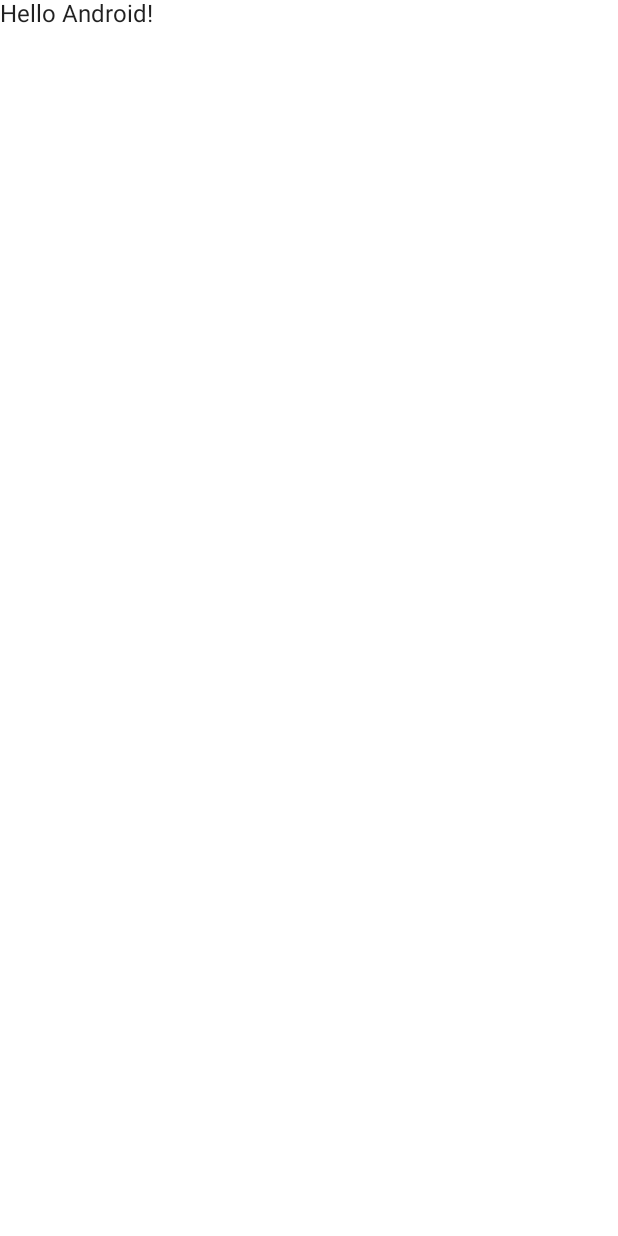
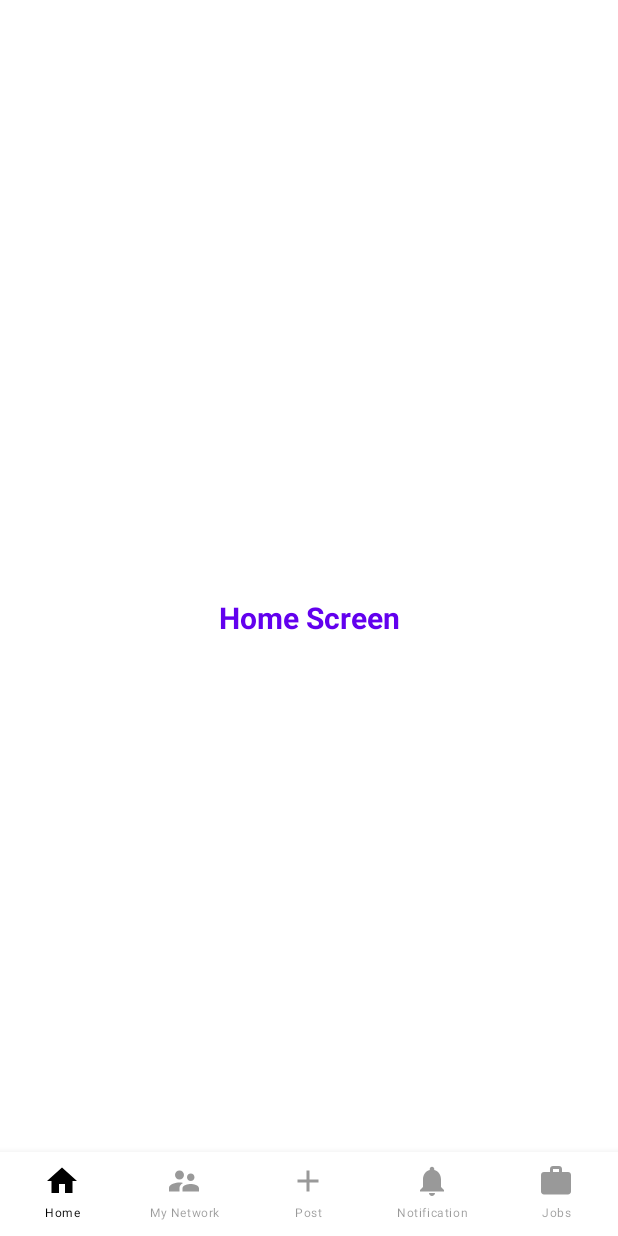
Before and after one commit to RodrigoSouzaCamelo/jetpack-compose-navigation, an Android app built with Jetpack Compose: the screen it shows after launch (MainActivity), on a phone screen of 412 x 824 dp. Before the commit the screen is almost empty. Run offline under Robolectric (Android 15) with nearby library versions, the phone set to English and light mode, and no system bars.

Commit message:
Create bottom navigation

```diff
--- a/app/build.gradle
+++ b/app/build.gradle
@@ -47,6 +47,7 @@ android {
 }
 
 dependencies {
+    implementation "androidx.navigation:navigation-compose:$nav_version"
 
     implementation 'androidx.core:core-ktx:1.7.0'
     implementation 'androidx.lifecycle:lifecycle-runtime-ktx:2.3.1'
--- a/app/src/main/AndroidManifest.xml
+++ b/app/src/main/AndroidManifest.xml
@@ -13,7 +13,7 @@
         android:theme="@style/Theme.JetpackComposeNavigation"
         tools:targetApi="31">
         <activity
-            android:name=".MainActivity"
+            android:name=".ui.activities.MainActivity"
             android:exported="true"
             android:label="@string/app_name"
             android:theme="@style/Theme.JetpackComposeNavigation">
--- a/app/src/main/java/br/com/rodrigo/jetpackcomposenavigation/MainActivity.kt
+++ b/app/src/main/java/br/com/rodrigo/jetpackcomposenavigation/ui/activities/MainActivity.kt
@@ -1,4 +1,4 @@
-package br.com.rodrigo.jetpackcomposenavigation
+package br.com.rodrigo.jetpackcomposenavigation.ui.activities
 
 import android.os.Bundle
 import androidx.activity.ComponentActivity
@@ -6,10 +6,8 @@ import androidx.activity.compose.setContent
 import androidx.compose.foundation.layout.fillMaxSize
 import androidx.compose.material.MaterialTheme
 import androidx.compose.material.Surface
-import androidx.compose.material.Text
-import androidx.compose.runtime.Composable
 import androidx.compose.ui.Modifier
-import androidx.compose.ui.tooling.preview.Preview
+import br.com.rodrigo.jetpackcomposenavigation.ui.screens.MainScreen
 import br.com.rodrigo.jetpackcomposenavigation.ui.theme.JetpackComposeNavigationTheme
 
 class MainActivity : ComponentActivity() {
@@ -22,22 +20,9 @@ class MainActivity : ComponentActivity() {
                     modifier = Modifier.fillMaxSize(),
                     color = MaterialTheme.colors.background
                 ) {
-                    Greeting("Android")
+                    MainScreen()
                 }
             }
         }
     }
 }
-
-@Composable
-fun Greeting(name: String) {
-    Text(text = "Hello $name!")
-}
-
-@Preview(showBackground = true)
-@Composable
-fun DefaultPreview() {
-    JetpackComposeNavigationTheme {
-        Greeting("Android")
-    }
-}
--- /dev/null
+++ b/app/src/main/java/br/com/rodrigo/jetpackcomposenavigation/ui/components/BottomNavigation.kt
@@ -0,0 +1,52 @@
+package br.com.rodrigo.jetpackcomposenavigation.ui.components
+
+import androidx.compose.material.*
+import androidx.compose.runtime.Composable
+import androidx.compose.ui.graphics.Color
+import androidx.compose.ui.res.painterResource
+import androidx.navigation.NavController
+import androidx.compose.runtime.getValue
+import androidx.compose.ui.unit.sp
+import androidx.navigation.compose.currentBackStackEntryAsState
+import br.com.rodrigo.jetpackcomposenavigation.ui.navigation.BottomNavItem
+
+@Composable
+fun BottomNavigation(navController: NavController) {
+    val items = listOf(
+        BottomNavItem.Home,
+        BottomNavItem.MyNetwork,
+        BottomNavItem.AddPost,
+        BottomNavItem.Notification,
+        BottomNavItem.Jobs
+    )
+
+    BottomNavigation(
+        backgroundColor = MaterialTheme.colors.background,
+        contentColor = Color.Black
+    ) {
+        val navBackStackEntry by navController.currentBackStackEntryAsState()
+        val currentRoute = navBackStackEntry?.destination?.route
+
+        items.forEach { item ->
+            BottomNavigationItem(
+                icon = { Icon(painterResource(id = item.icon), contentDescription = item.title) },
+                label = { Text(text = item.title, fontSize = 8.sp) },
+                selectedContentColor = Color.Black,
+                unselectedContentColor = Color.Black.copy(0.4f),
+                alwaysShowLabel = true,
+                selected = currentRoute == item.screenRoute,
+                onClick = {
+                    navController.navigate(item.screenRoute) {
+                        navController.graph.startDestinationRoute?.let { screenRoute ->
+                            popUpTo(screenRoute) {
+                                saveState = true
+                            }
+                        }
+                        launchSingleTop = true
+                        restoreState = true
+                    }
+                }
+            )
+        }
+    }
+}
--- /dev/null
+++ b/app/src/main/java/br/com/rodrigo/jetpackcomposenavigation/ui/navigation/BottomNavItem.kt
@@ -0,0 +1,16 @@
+package br.com.rodrigo.jetpackcomposenavigation.ui.navigation
+
+import androidx.annotation.DrawableRes
+import br.com.rodrigo.jetpackcomposenavigation.R
+
+sealed class BottomNavItem(
+    val title: String,
+    @DrawableRes val icon: Int,
+    val screenRoute: String
+) {
+    object Home : BottomNavItem("Home", R.drawable.ic_home, "home")
+    object MyNetwork : BottomNavItem("My Network", R.drawable.ic_my_network, "my_network")
+    object AddPost : BottomNavItem("Post", R.drawable.ic_post, "add_post")
+    object Notification : BottomNavItem("Notification", R.drawable.ic_notification, "notification")
+    object Jobs : BottomNavItem("Jobs", R.drawable.ic_job, "jobs")
+}
--- /dev/null
+++ b/app/src/main/java/br/com/rodrigo/jetpackcomposenavigation/ui/navigation/NavigationGraph.kt
@@ -0,0 +1,31 @@
+package br.com.rodrigo.jetpackcomposenavigation.ui.navigation
+
+import androidx.compose.runtime.Composable
+import androidx.navigation.NavHostController
+import androidx.navigation.compose.NavHost
+import androidx.navigation.compose.composable
+import br.com.rodrigo.jetpackcomposenavigation.ui.screens.*
+
+@Composable
+fun NavigationGraph(navController: NavHostController) {
+    NavHost(
+        navController = navController,
+        startDestination = BottomNavItem.Home.screenRoute
+    ) {
+        composable(BottomNavItem.Home.screenRoute) {
+            HomeScreen()
+        }
+        composable(BottomNavItem.MyNetwork.screenRoute) {
+            NetworkScreen()
+        }
+        composable(BottomNavItem.AddPost.screenRoute) {
+            AddPostScreen()
+        }
+        composable(BottomNavItem.Notification.screenRoute) {
+            NotificationScreen()
+        }
+        composable(BottomNavItem.Jobs.screenRoute) {
+            JobScreen()
+        }
+    }
+}
--- /dev/null
+++ b/app/src/main/java/br/com/rodrigo/jetpackcomposenavigation/ui/screens/HomeScreen.kt
@@ -0,0 +1,42 @@
+package br.com.rodrigo.jetpackcomposenavigation.ui.screens
+
+import androidx.compose.foundation.background
+import androidx.compose.foundation.layout.Column
+import androidx.compose.foundation.layout.fillMaxSize
+import androidx.compose.foundation.layout.wrapContentSize
+import androidx.compose.material.MaterialTheme
+import androidx.compose.material.Text
+import androidx.compose.runtime.Composable
+import androidx.compose.ui.Alignment
+import androidx.compose.ui.Modifier
+import androidx.compose.ui.graphics.Color
+import androidx.compose.ui.text.font.FontWeight
+import androidx.compose.ui.text.style.TextAlign
+import androidx.compose.ui.tooling.preview.Preview
+import androidx.compose.ui.unit.sp
+
+@Composable
+fun HomeScreen() {
+    Column(
+        modifier = Modifier
+            .fillMaxSize()
+            .background(color = MaterialTheme.colors.background)
+            .wrapContentSize(align = Alignment.Center)
+    ) {
+        Text(
+            text = "Home Screen",
+            fontWeight = FontWeight.Bold,
+            color = MaterialTheme.colors.primary,
+            textAlign = TextAlign.Center,
+            fontSize = 20.sp,
+            modifier = Modifier
+                .align(alignment = Alignment.CenterHorizontally)
+        )
+    }
+}
+
+@Preview
+@Composable
+fun HomeScreenPreview() {
+    HomeScreen()
+}
--- /dev/null
+++ b/app/src/main/java/br/com/rodrigo/jetpackcomposenavigation/ui/screens/MainScreen.kt
@@ -0,0 +1,24 @@
+package br.com.rodrigo.jetpackcomposenavigation.ui.screens
+
+import androidx.compose.material.Scaffold
+import androidx.compose.runtime.Composable
+import androidx.compose.ui.tooling.preview.Preview
+import androidx.navigation.compose.rememberNavController
+import br.com.rodrigo.jetpackcomposenavigation.ui.components.BottomNavigation
+import br.com.rodrigo.jetpackcomposenavigation.ui.navigation.NavigationGraph
+
+@Composable
+fun MainScreen(){
+    val navController = rememberNavController()
+    Scaffold(
+        bottomBar = { BottomNavigation(navController = navController) }
+    ) {
+        NavigationGraph(navController = navController)
+    }
+}
+
+@Preview
+@Composable
+fun MainScreenPreview() {
+    MainScreen()
+}
--- /dev/null
+++ b/app/src/main/res/drawable/ic_home.xml
@@ -0,0 +1,5 @@
+<vector android:height="24dp" android:tint="#000000"
+    android:viewportHeight="24" android:viewportWidth="24"
+    android:width="24dp" xmlns:android="http://schemas.android.com/apk/res/android">
+    <path android:fillColor="@android:color/white" android:pathData="M10,20v-6h4v6h5v-8h3L12,3 2,12h3v8z"/>
+</vector>
--- /dev/null
+++ b/app/src/main/res/drawable/ic_job.xml
@@ -0,0 +1,5 @@
+<vector android:height="24dp" android:tint="#000000"
+    android:viewportHeight="24" android:viewportWidth="24"
+    android:width="24dp" xmlns:android="http://schemas.android.com/apk/res/android">
+    <path android:fillColor="@android:color/white" android:pathData="M20,6h-4L16,4c0,-1.11 -0.89,-2 -2,-2h-4c-1.11,0 -2,0.89 -2,2v2L4,6c-1.11,0 -1.99,0.89 -1.99,2L2,19c0,1.11 0.89,2 2,2h16c1.11,0 2,-0.89 2,-2L22,8c0,-1.11 -0.89,-2 -2,-2zM14,6h-4L10,4h4v2z"/>
+</vector>
--- /dev/null
+++ b/app/src/main/res/drawable/ic_my_network.xml
@@ -0,0 +1,5 @@
+<vector android:height="24dp" android:tint="#000000"
+    android:viewportHeight="24" android:viewportWidth="24"
+    android:width="24dp" xmlns:android="http://schemas.android.com/apk/res/android">
+    <path android:fillColor="@android:color/white" android:pathData="M16.5,12c1.38,0 2.49,-1.12 2.49,-2.5S17.88,7 16.5,7C15.12,7 14,8.12 14,9.5s1.12,2.5 2.5,2.5zM9,11c1.66,0 2.99,-1.34 2.99,-3S10.66,5 9,5C7.34,5 6,6.34 6,8s1.34,3 3,3zM16.5,14c-1.83,0 -5.5,0.92 -5.5,2.75L11,19h11v-2.25c0,-1.83 -3.67,-2.75 -5.5,-2.75zM9,13c-2.33,0 -7,1.17 -7,3.5L2,19h7v-2.25c0,-0.85 0.33,-2.34 2.37,-3.47C10.5,13.1 9.66,13 9,13z"/>
+</vector>
--- /dev/null
+++ b/app/src/main/res/drawable/ic_notification.xml
@@ -0,0 +1,5 @@
+<vector android:height="24dp" android:tint="#000000"
+    android:viewportHeight="24" android:viewportWidth="24"
+    android:width="24dp" xmlns:android="http://schemas.android.com/apk/res/android">
+    <path android:fillColor="@android:color/white" android:pathData="M12,22c1.1,0 2,-0.9 2,-2h-4c0,1.1 0.89,2 2,2zM18,16v-5c0,-3.07 -1.64,-5.64 -4.5,-6.32L13.5,4c0,-0.83 -0.67,-1.5 -1.5,-1.5s-1.5,0.67 -1.5,1.5v0.68C7.63,5.36 6,7.92 6,11v5l-2,2v1h16v-1l-2,-2z"/>
+</vector>
--- /dev/null
+++ b/app/src/main/res/drawable/ic_post.xml
@@ -0,0 +1,5 @@
+<vector android:height="24dp" android:tint="#000000"
+    android:viewportHeight="24" android:viewportWidth="24"
+    android:width="24dp" xmlns:android="http://schemas.android.com/apk/res/android">
+    <path android:fillColor="@android:color/white" android:pathData="M19,13h-6v6h-2v-6H5v-2h6V5h2v6h6v2z"/>
+</vector>
--- a/build.gradle
+++ b/build.gradle
@@ -1,6 +1,7 @@
 buildscript {
     ext {
         compose_ui_version = '1.1.1'
+        nav_version = '2.5.3'
     }
 }// Top-level build file where you can add configuration options common to all sub-projects/modules.
 plugins {
```
Also changed, not shown: app/src/main/java/br/com/rodrigo/jetpackcomposenavigation/ui/screens/AddPostScreen.kt (added, +41 -0 lines), app/src/main/java/br/com/rodrigo/jetpackcomposenavigation/ui/screens/JobScreen.kt (added, +41 -0 lines), app/src/main/java/br/com/rodrigo/jetpackcomposenavigation/ui/screens/NetworkScreen.kt (added, +41 -0 lines), app/src/main/java/br/com/rodrigo/jetpackcomposenavigation/ui/screens/NotificationScreen.kt (added, +41 -0 lines).
